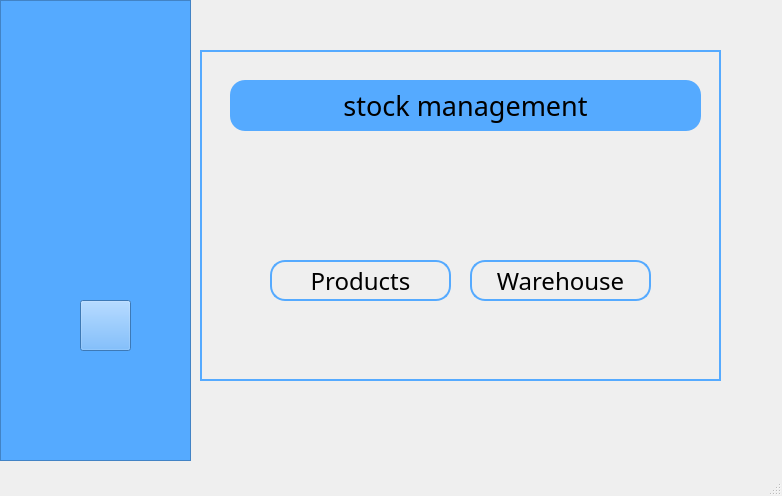
Old version of the form mainwindow.ui in the repository KhairiSlimani/SmartFactory.
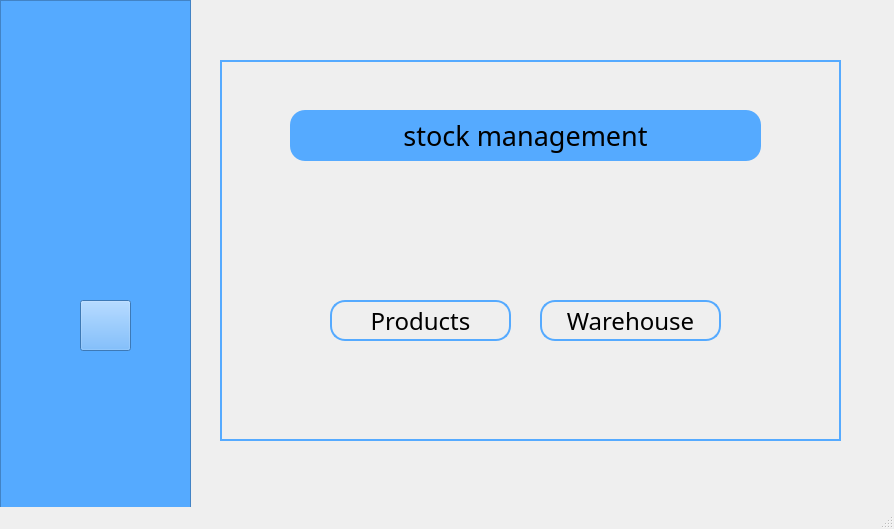
New version of the form. Icons and pictures are not drawn.

The edit to the form file:
```diff
--- a/mainwindow.ui
+++ b/mainwindow.ui
@@ -6,8 +6,8 @@
    <rect>
     <x>0</x>
     <y>0</y>
-    <width>782</width>
-    <height>496</height>
+    <width>894</width>
+    <height>529</height>
    </rect>
   </property>
   <property name="windowTitle">
@@ -19,8 +19,8 @@
      <rect>
       <x>-10</x>
       <y>0</y>
-      <width>761</width>
-      <height>461</height>
+      <width>891</width>
+      <height>511</height>
      </rect>
     </property>
     <property name="currentIndex">
@@ -33,7 +33,7 @@
         <x>10</x>
         <y>0</y>
         <width>191</width>
-        <height>461</height>
+        <height>511</height>
        </rect>
       </property>
       <property name="styleSheet">
@@ -73,7 +73,7 @@
        <property name="geometry">
         <rect>
          <x>10</x>
-         <y>10</y>
+         <y>30</y>
          <width>171</width>
          <height>161</height>
         </rect>
@@ -89,10 +89,10 @@
      <widget class="QFrame" name="frame_2">
       <property name="geometry">
        <rect>
-        <x>210</x>
-        <y>50</y>
-        <width>521</width>
-        <height>331</height>
+        <x>230</x>
+        <y>60</y>
+        <width>621</width>
+        <height>381</height>
        </rect>
       </property>
       <property name="styleSheet">
@@ -110,8 +110,8 @@
       <widget class="QPushButton" name="CustomerRelationshipManagementButton">
        <property name="geometry">
         <rect>
-         <x>30</x>
-         <y>30</y>
+         <x>70</x>
+         <y>50</y>
          <width>471</width>
          <height>51</height>
         </rect>
@@ -137,8 +137,8 @@
       <widget class="QPushButton" name="ProductsButton">
        <property name="geometry">
         <rect>
-         <x>70</x>
-         <y>210</y>
+         <x>110</x>
+         <y>240</y>
          <width>181</width>
          <height>41</height>
         </rect>
@@ -169,8 +169,8 @@
       <widget class="QPushButton" name="WarehouseButton">
        <property name="geometry">
         <rect>
-         <x>270</x>
-         <y>210</y>
+         <x>320</x>
+         <y>240</y>
          <width>181</width>
          <height>41</height>
         </rect>
@@ -198,6 +198,26 @@
         <string>Warehouse</string>
        </property>
       </widget>
+      <widget class="QLabel" name="label_2">
+       <property name="geometry">
+        <rect>
+         <x>40</x>
+         <y>10</y>
+         <width>571</width>
+         <height>361</height>
+        </rect>
+       </property>
+       <property name="text">
+        <string/>
+       </property>
+       <property name="pixmap">
+        <pixmap resource="resources.qrc">:/img/Webp.net-resizeimage.jpg</pixmap>
+       </property>
+      </widget>
+      <zorder>label_2</zorder>
+      <zorder>CustomerRelationshipManagementButton</zorder>
+      <zorder>ProductsButton</zorder>
+      <zorder>WarehouseButton</zorder>
      </widget>
     </widget>
    </widget>
```
Left out of the diff: 6 changed lines with no effect on the pictures.
